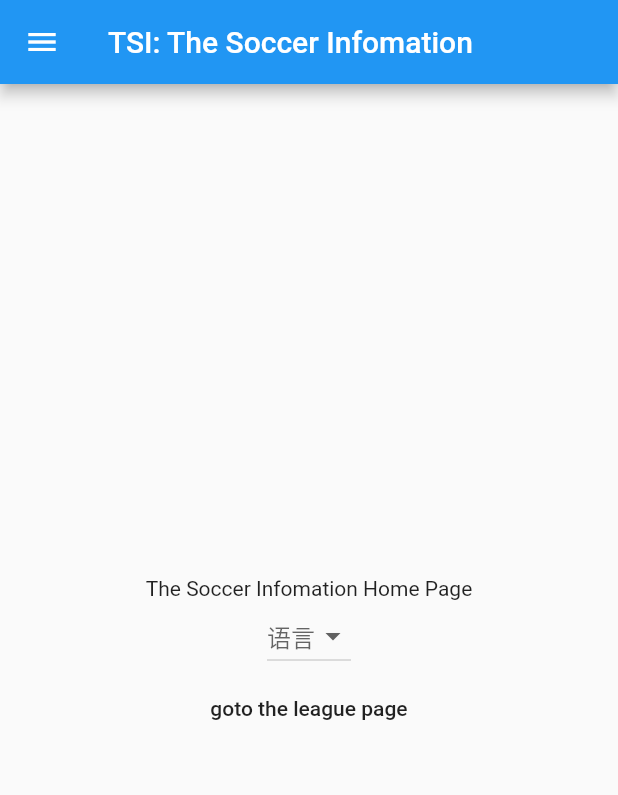
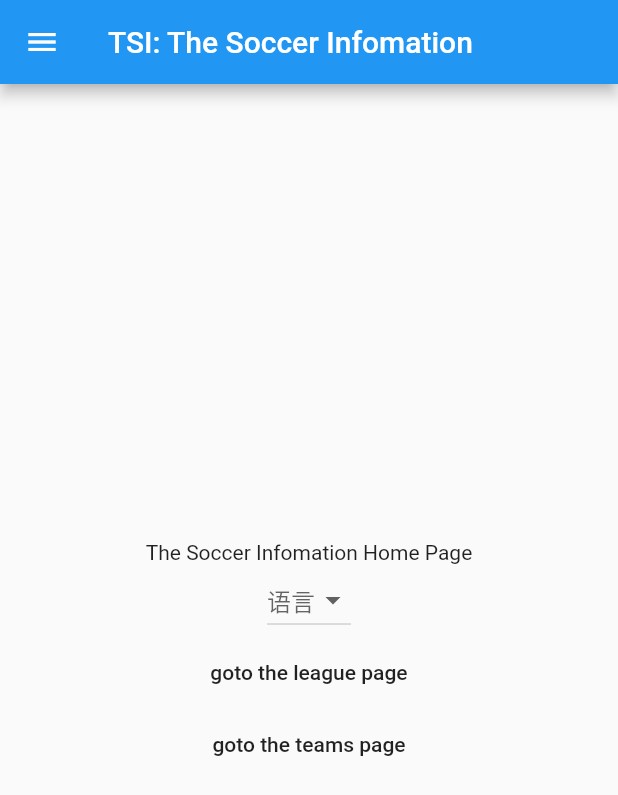
Before and after one commit to dodobaba/soccer_client, a Flutter app: the screen it shows after launch, on a phone screen of 412 x 824 dp. Shown: the top 795 px of the screen. Run offline on Flutter 3.47's test engine with Material 2 defaults, Android fonts, the phone set to English and light mode, and no system bars; our stand-ins replace dio, localstorage.

Commit message:
can teams

```diff
--- a/lib/home.dart
+++ b/lib/home.dart
@@ -52,7 +52,10 @@ class _MyHomePageState extends State<MyHomePage> {
                 ]),
             FlatButton(
                 onPressed: () => _onGoto(context),
-                child: Text('goto the league page'))
+                child: Text('goto the league page')),
+                FlatButton(
+                onPressed: () => _onGoto2(context),
+                child: Text('goto the teams page')),
           ],
         ),
       ),
@@ -62,4 +65,8 @@ class _MyHomePageState extends State<MyHomePage> {
   _onGoto(BuildContext context) {
     Navigator.pushNamed(context, LeaguePage);
   }
+
+  _onGoto2(BuildContext context) {
+    Navigator.pushNamed(context, TeamsPage);
+  }
 }
--- a/lib/main.dart
+++ b/lib/main.dart
@@ -2,11 +2,13 @@ import 'package:flutter/material.dart';
 
 import 'home.dart';
 import 'league.dart';
+import 'teams.dart';
 
 void main() => runApp(MyApp());
 
 const Home = "/";
 const LeaguePage = '/leaguepage';
+const TeamsPage = '/teams';
 
 class MyApp extends StatelessWidget {
   @override
@@ -22,6 +24,9 @@ class MyApp extends StatelessWidget {
             break;
           case LeaguePage:
             screen = League(title:'TSI: The League Page');
+            break;
+          case TeamsPage:
+            screen = Teams(title:'TSI: The Team Page');
             break;
           default:
             screen = MyHomePage(title: 'TSI: The Soccer Infomation');
```
Also changed, not shown: lib/models/league_detail.dart (+7 -0 lines), lib/models/teams_detail.dart (added, +19 -0 lines), lib/teams.dart (+30 -2 lines).
